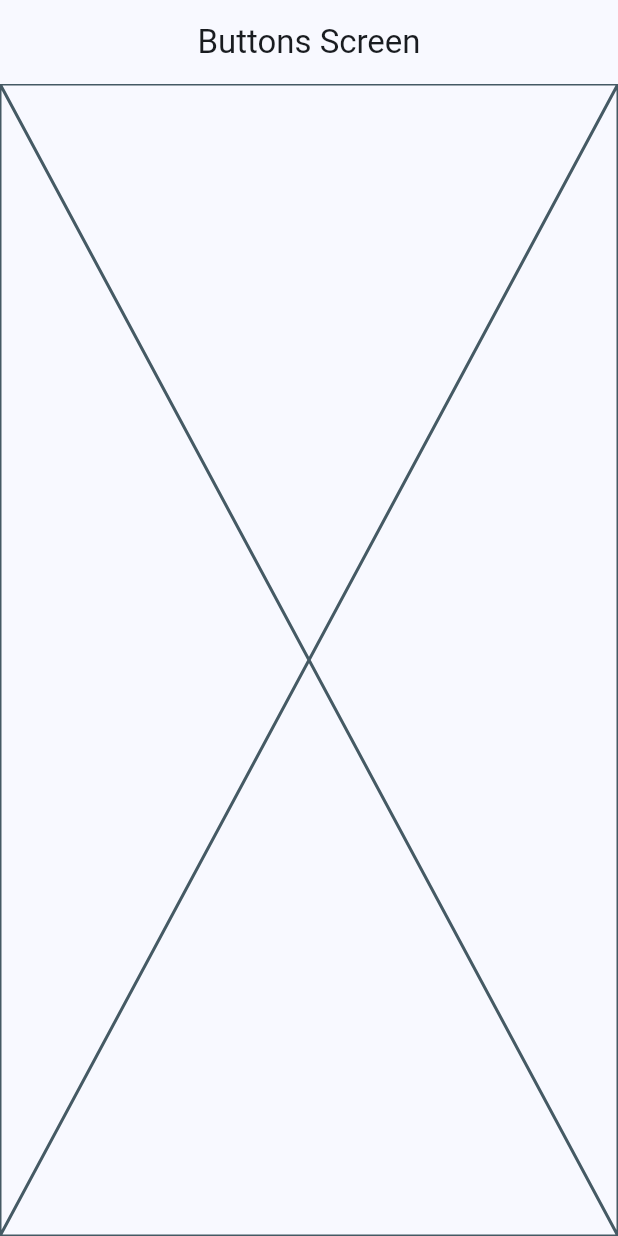
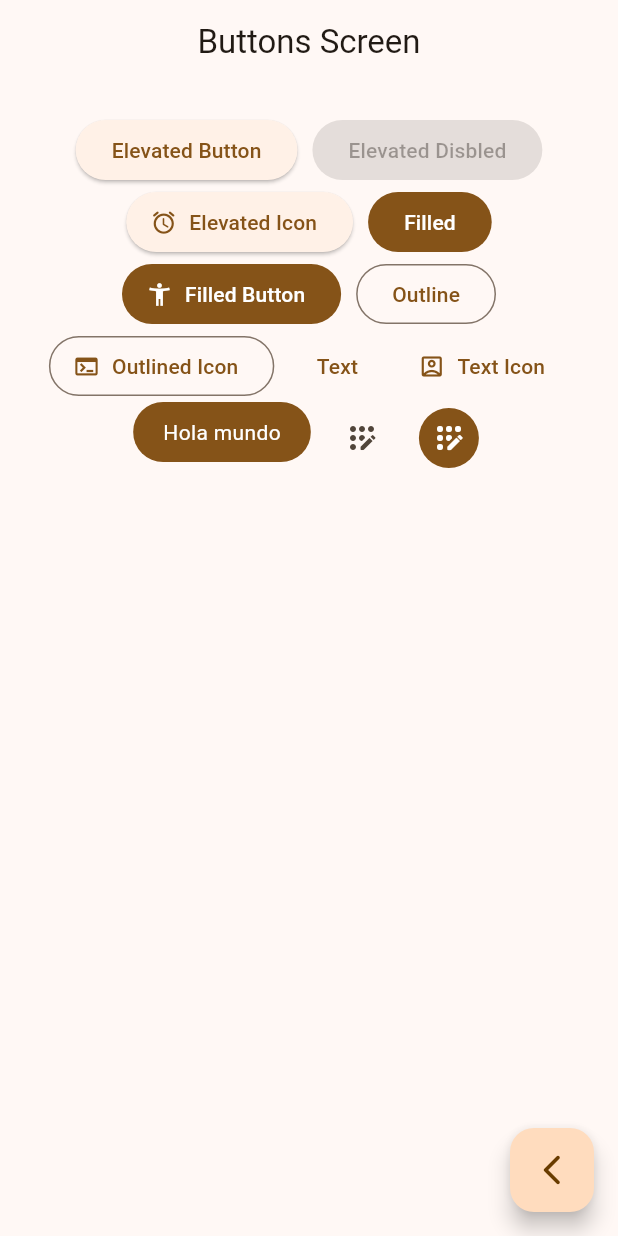
Before and after one commit to URR505/widgets_app, a Flutter app: the ButtonsScreen screen opened by its route, on a phone screen of 412 x 824 dp. Run offline on Flutter 3.47's test engine with Material 3 defaults, Android fonts, the phone set to English and light mode, and no system bars; our stand-ins replace go_router.

```diff
--- a/lib/main.dart
+++ b/lib/main.dart
@@ -1,6 +1,7 @@
 import 'package:flutter/material.dart';
 import 'package:widgets_app/config/router/app_router.dart';
 import 'package:widgets_app/config/theme/app_theme.dart';
+
 void main() {
   runApp(const MainApp());
 }
@@ -13,7 +14,7 @@ class MainApp extends StatelessWidget {
     return MaterialApp.router(
       routerConfig: appRouter,
       debugShowCheckedModeBanner: false,
-      theme: AppTheme(selectedColor: 0).getTheme(),
+      theme: AppTheme(selectedColor: 6).getTheme(),
     );
   }
 }
--- a/lib/presentation/screens/buttons/buttons_screen.dart
+++ b/lib/presentation/screens/buttons/buttons_screen.dart
@@ -1,4 +1,5 @@
 import 'package:flutter/material.dart';
+import 'package:go_router/go_router.dart';
 
 class ButtonsScreen extends StatelessWidget {
   static const String name = 'buttons_screen';
@@ -11,7 +12,97 @@ class ButtonsScreen extends StatelessWidget {
       appBar: AppBar(
         title: const Text('Buttons Screen'),
       ),
-      body: const Placeholder(),
+      body: const _ButtonsView(),
+      floatingActionButton: FloatingActionButton(
+        child: const Icon(Icons.arrow_back_ios_new_rounded),
+        onPressed: () {
+          context.pop();
+        },
+      ),
     );
   }
 }
+
+class _ButtonsView extends StatelessWidget {
+  const _ButtonsView();
+
+  @override
+  Widget build(BuildContext context) {
+    final colors = Theme.of(context).colorScheme;
+
+    return SizedBox(
+      width: double.infinity,
+      child: Padding(
+        padding: const EdgeInsets.symmetric(horizontal: 10, vertical: 20),
+        child: Wrap(
+          spacing: 10,
+          alignment: WrapAlignment.center,
+          children: [
+            ElevatedButton(
+                onPressed: () {}, child: const Text('Elevated Button')),
+            const ElevatedButton(
+                onPressed: null, child: Text('Elevated Disbled')),
+            ElevatedButton.icon(
+                onPressed: () {},
+                icon: const Icon(Icons.access_alarm_rounded),
+                label: const Text('Elevated Icon')),
+            FilledButton(onPressed: () {}, child: const Text('Filled')),
+            FilledButton.icon(
+              onPressed: () {},
+              icon: const Icon(Icons.accessibility_new),
+              label: const Text('Filled Button'),
+            ),
+            OutlinedButton(onPressed: () {}, child: const Text('Outline')),
+            OutlinedButton.icon(
+              onPressed: () {},
+              icon: const Icon(Icons.terminal),
+              label: const Text('Outlined Icon'),
+            ),
+            TextButton(onPressed: () {}, child: const Text('Text')),
+            TextButton.icon(
+              onPressed: () {},
+              icon: const Icon(Icons.account_box_outlined),
+              label: const Text('Text Icon'),
+            ),
+            CustomButton(),
+            IconButton(
+                onPressed: () {},
+                icon: const Icon(Icons.app_registration_rounded)),
+            IconButton(
+              onPressed: () {},
+              icon: const Icon(Icons.app_registration_rounded),
+              style: ButtonStyle(
+                  backgroundColor: WidgetStatePropertyAll(colors.primary),
+                  iconColor: const WidgetStatePropertyAll(Colors.white)),
+            )
+          ],
+        ),
+      ),
+    );
+  }
+}
+
+class CustomButton extends StatelessWidget {
+  const CustomButton({super.key});
+
+  @override
+  Widget build(BuildContext context) {
+    final colors = Theme.of(context).colorScheme;
+    return ClipRRect(
+      borderRadius: BorderRadius.circular(20),
+      child: Material(
+        color: colors.primary,
+        child: InkWell(
+          splashColor: Colors.blueAccent,
+          onTap: () {},
+          child: const Padding(
+              padding: EdgeInsets.symmetric(horizontal: 20, vertical: 10),
+              child: Text(
+                'Hola mundo',
+                style: TextStyle(color: Colors.white),
+              )),
+        ),
+      ),
+    );
+  }
+}
--- a/lib/presentation/screens/home/home_screen.dart
+++ b/lib/presentation/screens/home/home_screen.dart
@@ -1,7 +1,7 @@
 import 'package:flutter/material.dart';
 import 'package:go_router/go_router.dart';
 import 'package:widgets_app/config/menu/menu_items.dart';
-import 'package:widgets_app/presentation/cards/cards_screen.dart';
+import 'package:widgets_app/presentation/screens/cards/cards_screen.dart';
 
 class HomeScreen extends StatelessWidget {
   static const String name = 'home_screen';
--- a/lib/presentation/screens/screens.dart
+++ b/lib/presentation/screens/screens.dart
@@ -1,3 +1,3 @@
-export 'package:widgets_app/presentation/cards/cards_screen.dart';
+export 'package:widgets_app/presentation/screens/cards/cards_screen.dart';
 export 'package:widgets_app/presentation/screens/buttons/buttons_screen.dart';
 export 'package:widgets_app/presentation/screens/home/home_screen.dart';
```
Also changed, not shown: lib/presentation/cards/cards_screen.dart (deleted, +0 -17 lines), lib/presentation/screens/cards/cards_screen.dart (added, +179 -0 lines).
